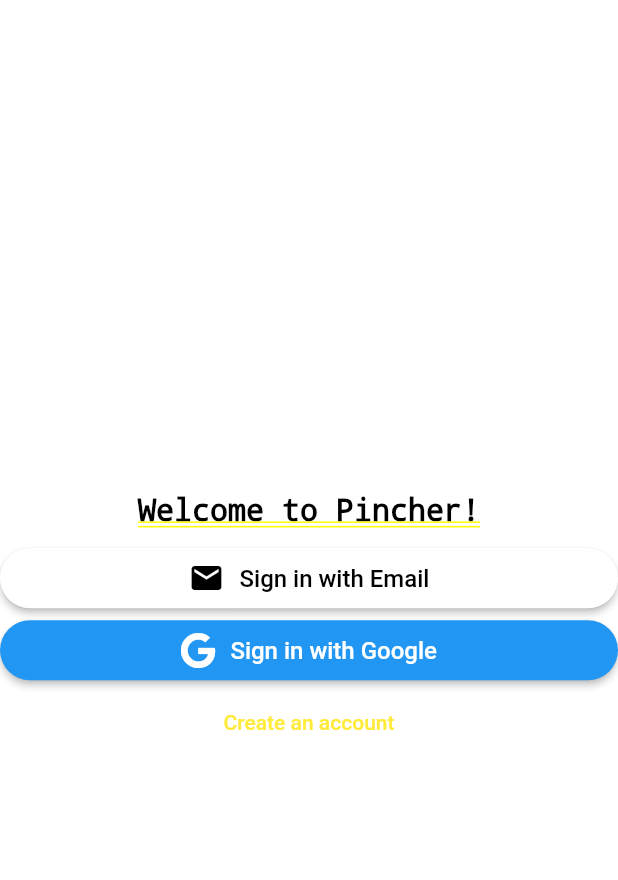
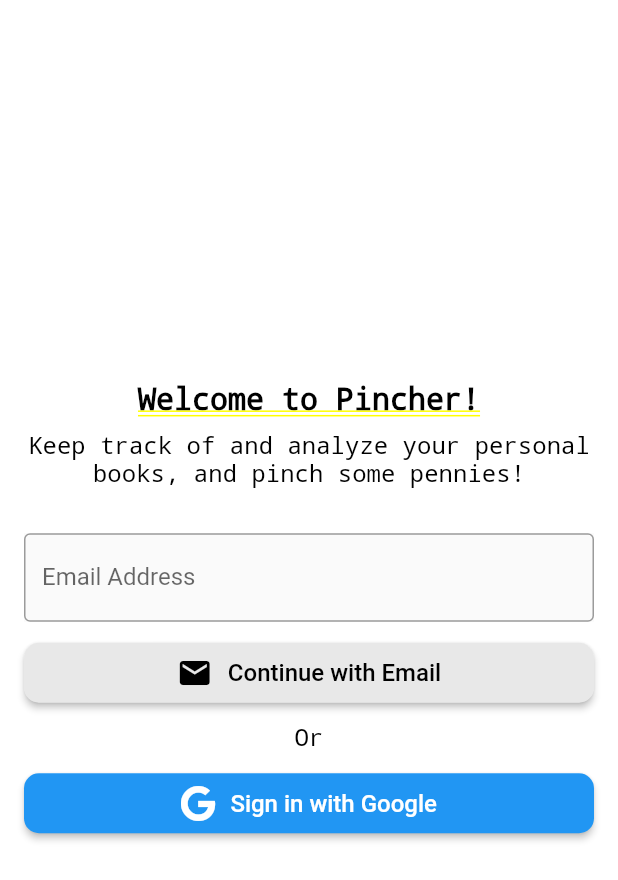
Before and after one commit to theo-kim/financier, a Flutter app: the screen it shows after launch, after a tap on "Sign in with Google", on a phone screen of 412 x 824 dp. Shown: the top 880 px of the screen. Run offline on Flutter 3.47's test engine with Material 2 defaults, Android fonts, the phone set to English and light mode, and no system bars; our stand-ins replace built_collection, built_value, cloud_firestore, date_format, dropdown_search, firebase_auth and 5 more; accounts and stored records are empty.

Commit message:
Login Page

```diff
--- a/lib/src/components/login-button.dart
+++ b/lib/src/components/login-button.dart
@@ -6,12 +6,14 @@
     required this.icon,
     required this.background,
     this.textStyle,
+    required this.onPressed,
   });
 
   final String label;
   final Widget icon;
   final Color background;
   final TextStyle? textStyle;
+  final Function() onPressed;
 
   ButtonStyle _buttonShape(Color c) {
     return ButtonStyle(
@@ -19,7 +21,7 @@
       shape: MaterialStateProperty.all<RoundedRectangleBorder>(
           RoundedRectangleBorder(
         borderRadius: BorderRadius.all(
-          Radius.circular(90.0),
+          Radius.circular(10.0),
         ),
         side: BorderSide.none,
       )),
@@ -29,7 +31,7 @@
   @override
   Widget build(BuildContext context) {
     return ElevatedButton(
-      onPressed: () {},
+      onPressed: onPressed,
       style: _buttonShape(Colors.grey),
       child: Padding(
         padding: EdgeInsets.all(8.0),
--- a/lib/src/views/pages/login.dart
+++ b/lib/src/views/pages/login.dart
@@ -1,23 +1,57 @@
+import 'dart:math';
+
 import 'package:financier/src/components/login-button.dart';
 import 'package:financier/src/views/pages/registration.dart';
+import 'package:firebase_auth/firebase_auth.dart';
 import 'package:flutter/material.dart';
 import 'package:font_awesome_flutter/font_awesome_flutter.dart';
+import 'package:google_sign_in/google_sign_in.dart';
 
 class LoginPage extends StatefulWidget {
   _LoginPageState createState() => _LoginPageState();
 }
 
 class _LoginPageState extends State<LoginPage> {
-  void _login() {}
+  final FirebaseAuth _auth = FirebaseAuth.instance;
+  final GoogleSignIn _googleSignIn = GoogleSignIn();
+  final _textFieldValueHolder = TextEditingController();
+
+  Future<User?> _signIn(UserCredential credential) async {
+    return credential.user;
+  }
+
+  Future<User?> _signInWithGoogle() async {
+    GoogleSignInAccount googleSignInAccount;
+    var account = await _googleSignIn.signIn();
+    if (account != null) {
+      googleSignInAccount = account;
+    } else {
+      throw "Login cancelled";
+    }
+
+    final GoogleSignInAuthentication googleSignInAuthentication =
+        await googleSignInAccount.authentication;
+
+    final AuthCredential credential = GoogleAuthProvider.credential(
+      accessToken: googleSignInAuthentication.accessToken,
+      idToken: googleSignInAuthentication.idToken,
+    );
+
+    return _signIn(await _auth.signInWithCredential(credential));
+  }
 
   @override
   Widget build(BuildContext context) {
-    return Column(
-      crossAxisAlignment: CrossAxisAlignment.center,
+    return Padding(
+      padding: EdgeInsets.symmetric(
+        horizontal: 10 + max((MediaQuery.of(context).size.width - 400) / 2, 0),
+      ),
+      child: Column(
+          crossAxisAlignment: CrossAxisAlignment.stretch,
           mainAxisAlignment: MainAxisAlignment.center,
           children: <Widget>[
                 Padding(
-          padding: EdgeInsets.all(10.0),
+                  padding: EdgeInsets.only(bottom: 10.0),
                   child: Text(
                     "Welcome to Pincher!",
                     textAlign: TextAlign.center,
@@ -28,16 +62,63 @@
                     ),
                   ),
                 ),
-        Column(
-          crossAxisAlignment: CrossAxisAlignment.stretch,
-          children: [
+                Padding(
+                  padding: EdgeInsets.only(bottom: 30.0),
+                  child: Text(
+                    "Keep track of and analyze your personal books, and pinch some pennies!",
+                    textAlign: TextAlign.center,
+                    style: TextStyle(
+                      fontWeight: FontWeight.normal,
+                      fontSize: 16.0,
+                      color: Colors.black,
+                      decoration: TextDecoration.none,
+                    ),
+                  ),
+                ),
+              ] +
+              <Widget>[
+                Material(
+                  child: TextField(
+                    controller: _textFieldValueHolder,
+                    decoration: InputDecoration(
+                      border: OutlineInputBorder(),
+                      labelText: "Email Address",
+                    ),
+                  ),
+                ),
                 LoginButton(
+                  onPressed: () {
+                    Navigator.of(context).push(
+                      MaterialPageRoute(
+                        builder: (context) =>
+                            RegistrationPage(_textFieldValueHolder.value.text),
+                      ),
+                    );
+                  },
                   icon: Icon(Icons.mail, color: Colors.black),
-              label: "Sign in with Email",
-              background: Colors.white,
+                  label: "Continue with Email",
+                  background: Color(0xffe8e8e8),
                   textStyle: TextStyle(fontSize: 16.0),
                 ),
+                Text(
+                  "Or",
+                  textAlign: TextAlign.center,
+                  style: TextStyle(
+                    color: Colors.black,
+                    decoration: TextDecoration.none,
+                    fontWeight: FontWeight.normal,
+                    fontSize: 16.0,
+                  ),
+                ),
                 LoginButton(
+                  onPressed: () {
+                    _signInWithGoogle().then((u) {
+                      if (u == null) throw "Null user";
+                      print(u.uid);
+                    }).catchError((err) {
+                      print(err.toString());
+                    });
+                  },
                   icon: FaIcon(
                     FontAwesomeIcons.google,
                     color: Colors.white,
@@ -49,19 +130,12 @@
                     color: Colors.white,
                   ),
                 ),
-          ],
-        ),
-        TextButton(
-          onPressed: () {
-            Navigator.of(context).push(
-              MaterialPageRoute(
-                builder: (context) => RegistrationPage(),
-              ),
-            );
-          },
-          child: Text("Create an account"),
-        ),
-      ],
+              ]
+                  .map<Widget>((e) => Padding(
+                        padding: EdgeInsets.only(bottom: 10.0),
+                        child: e,
+                      ))
+                  .toList()),
     );
   }
 }
--- a/lib/src/views/pages/registration.dart
+++ b/lib/src/views/pages/registration.dart
@@ -1,13 +1,36 @@
+import 'package:firebase_auth/firebase_auth.dart';
 import 'package:flutter/material.dart';
 
 class RegistrationPage extends StatefulWidget {
+  RegistrationPage(this.email);
+
+  final String email;
+
   _RegistrationPageState createState() => _RegistrationPageState();
 }
 
 class _RegistrationPageState extends State<RegistrationPage> {
+  final FirebaseAuth _auth = FirebaseAuth.instance;
+
+  Future<User?> _signInWithEmail() async {
+    try {
+      UserCredential userCredential = await _auth.signInWithEmailAndPassword(
+        email: "barry.allen@example.com",
+        password: "SuperSecretPassword!",
+      );
+    } on FirebaseAuthException catch (e) {
+      if (e.code == 'user-not-found') {
+        print('No user found for that email.');
+      } else if (e.code == 'wrong-password') {
+        print('Wrong password provided for that user.');
+      }
+    }
+  }
+
   @override
   Widget build(BuildContext context) {
-    // TODO: implement build
-    throw UnimplementedError();
+    return Column(children: [
+      Text(widget.email),
+    ]);
   }
 }
--- a/pubspec.yaml
+++ b/pubspec.yaml
@@ -41,6 +41,7 @@
   google_sign_in: ^5.1.0
   flutter_signin_button: ^2.0.0
   font_awesome_flutter: ^9.1.0
+  google_sign_in_web: ^0.10.0+3
 
 dev_dependencies:
   build_runner: ^2.1.1
```
Also changed, not shown: pubspec.lock, 1 other file. Lines whose indentation alone changed are shown as unchanged.
